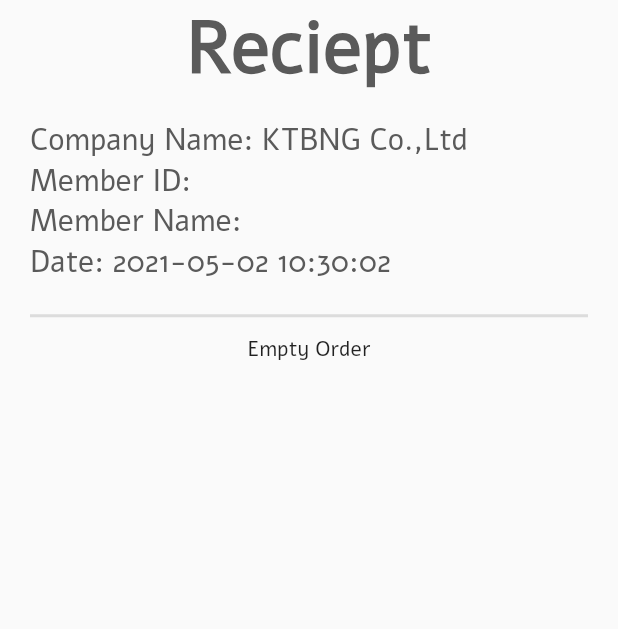
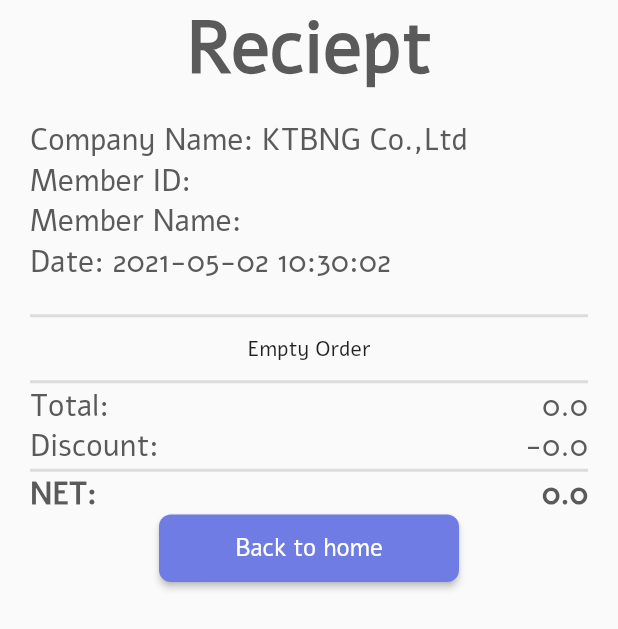
Before and after one commit to CSC234/Memby-application, a Flutter app: the OrderRecieptScreen screen opened directly with empty values, on a phone screen of 412 x 824 dp. Shown: the top 629 px of the screen. Run offline on Flutter 3.47's test engine with Material 2 defaults, Android fonts, the phone set to English and light mode, and no system bars; drawn by our look-alikes of overlay_support; our stand-ins replace bottom_navy_bar, charts_flutter, cloud_firestore, dotted_decoration, firebase_auth, firebase_core and 4 more; missing offline and left inert: flutter_auth_buttons; accounts and stored records are empty; network calls fail.

Commit message:
[ADD] something

```diff
--- a/lib/screens/order/orderRecieptScreen.dart
+++ b/lib/screens/order/orderRecieptScreen.dart
@@ -98,11 +98,11 @@ class OrderRecieptScreen extends StatelessWidget {
   Widget build(BuildContext context) {
     return WillPopScope(
       onWillPop: () async => false,
-      child: Scaffold(
-        body: SafeArea(
       child: SingleChildScrollView(
         child: Container(
           height: MediaQuery.of(context).size.height,
+          child: Scaffold(
+            body: SafeArea(
               child: Column(
                 children: [
                   Row(
@@ -180,12 +180,109 @@ class OrderRecieptScreen extends StatelessWidget {
                       ),
                     ),
                   ),
-                  Expanded(
-                    child: Padding(
+                  Padding(
                     padding: const EdgeInsets.all(10.0),
                     child: order.orderDetails.isEmpty
                         ? Text('Empty Order')
                         : makeRecieptDescription(),
+                  ),
+                  Padding(
+                    padding: const EdgeInsets.symmetric(horizontal: 20),
+                    child: Column(
+                      crossAxisAlignment: CrossAxisAlignment.stretch,
+                      children: [
+                        Container(
+                          child: Divider(
+                            height: 5,
+                            thickness: 2,
+                            indent: 0,
+                            endIndent: 0,
+                          ),
+                        ),
+                        Container(
+                          width: 150,
+                          child: Row(
+                            mainAxisAlignment: MainAxisAlignment.spaceBetween,
+                            children: [
+                              Text(
+                                "Total: ",
+                                style: kPrimaryHeadingTextStyle.copyWith(
+                                    fontSize: 20,
+                                    fontWeight: FontWeight.normal),
+                              ),
+                              Text(
+                                '${getActualPrice()}',
+                                style: kPrimaryHeadingTextStyle.copyWith(
+                                    fontSize: 20,
+                                    fontWeight: FontWeight.normal),
+                              ),
+                            ],
+                          ),
+                        ),
+                        Container(
+                          width: 150,
+                          child: Row(
+                            mainAxisAlignment: MainAxisAlignment.spaceBetween,
+                            children: [
+                              Text(
+                                "Discount: ",
+                                style: kPrimaryHeadingTextStyle.copyWith(
+                                    fontSize: 20,
+                                    fontWeight: FontWeight.normal),
+                              ),
+                              Text(
+                                '-${getActualPrice() * discount / 100}',
+                                style: kPrimaryHeadingTextStyle.copyWith(
+                                    fontSize: 20,
+                                    fontWeight: FontWeight.normal),
+                              ),
+                            ],
+                          ),
+                        ),
+                        Container(
+                          child: Divider(
+                            height: 5,
+                            thickness: 2,
+                            indent: 0,
+                            endIndent: 0,
+                          ),
+                        ),
+                        Container(
+                          width: 150,
+                          child: Row(
+                            mainAxisAlignment: MainAxisAlignment.spaceBetween,
+                            children: [
+                              Text(
+                                "NET: ",
+                                style: kPrimaryHeadingTextStyle.copyWith(
+                                    fontSize: 20, fontWeight: FontWeight.bold),
+                              ),
+                              Text(
+                                '${getTotalPrice()}',
+                                style: kPrimaryHeadingTextStyle.copyWith(
+                                    fontSize: 20, fontWeight: FontWeight.bold),
+                              ),
+                            ],
+                          ),
+                        ),
+                      ],
+                    ),
+                  ),
+                  Container(
+                    width: 200,
+                    child: RoundedButton(
+                      color: kPrimaryLightColor,
+                      title: 'Back to home',
+                      onPress: () {
+                        Navigator.push(
+                          context,
+                          MaterialPageRoute(
+                            builder: (context) {
+                              return Landing();
+                            },
+                          ),
+                        );
+                      },
                     ),
                   ),
                 ],
@@ -197,102 +294,3 @@ class OrderRecieptScreen extends StatelessWidget {
     );
   }
 }
-
-
-              // Expanded(
-              //   child: Padding(
-              //     padding: const EdgeInsets.symmetric(horizontal: 20),
-              //     child: Column(
-              //       crossAxisAlignment: CrossAxisAlignment.stretch,
-              //       children: [
-              //         Container(
-              //           child: Divider(
-              //             height: 5,
-              //             thickness: 2,
-              //             indent: 0,
-              //             endIndent: 0,
-              //           ),
-              //         ),
-              //         Container(
-              //           width: 150,
-              //           child: Row(
-              //             mainAxisAlignment: MainAxisAlignment.spaceBetween,
-              //             children: [
-              //               Text(
-              //                 "Total: ",
-              //                 style: kPrimaryHeadingTextStyle.copyWith(
-              //                     fontSize: 20, fontWeight: FontWeight.normal),
-              //               ),
-              //               Text(
-              //                 '${getActualPrice()}',
-              //                 style: kPrimaryHeadingTextStyle.copyWith(
-              //                     fontSize: 20, fontWeight: FontWeight.normal),
-              //               ),
-              //             ],
-              //           ),
-              //         ),
-              //         Container(
-              //           width: 150,
-              //           child: Row(
-              //             mainAxisAlignment: MainAxisAlignment.spaceBetween,
-              //             children: [
-              //               Text(
-              //                 "Discount: ",
-              //                 style: kPrimaryHeadingTextStyle.copyWith(
-              //                     fontSize: 20, fontWeight: FontWeight.normal),
-              //               ),
-              //               Text(
-              //                 '-${getActualPrice() * discount / 100}',
-              //                 style: kPrimaryHeadingTextStyle.copyWith(
-              //                     fontSize: 20, fontWeight: FontWeight.normal),
-              //               ),
-              //             ],
-              //           ),
-              //         ),
-              //         Container(
-              //           child: Divider(
-              //             height: 5,
-              //             thickness: 2,
-              //             indent: 0,
-              //             endIndent: 0,
-              //           ),
-              //         ),
-              //         Container(
-              //           width: 150,
-              //           child: Row(
-              //             mainAxisAlignment: MainAxisAlignment.spaceBetween,
-              //             children: [
-              //               Text(
-              //                 "NET: ",
-              //                 style: kPrimaryHeadingTextStyle.copyWith(
-              //                     fontSize: 20, fontWeight: FontWeight.bold),
-              //               ),
-              //               Text(
-              //                 '${getTotalPrice()}',
-              //                 style: kPrimaryHeadingTextStyle.copyWith(
-              //                     fontSize: 20, fontWeight: FontWeight.bold),
-              //               ),
-              //             ],
-              //           ),
-              //         ),
-              //       ],
-              //     ),
-              //   ),
-              // ),
-              // Container(
-              //   width: 200,
-              //   child: RoundedButton(
-              //     color: kPrimaryLightColor,
-              //     title: 'Back to home',
-              //     onPress: () {
-              //       Navigator.push(
-              //         context,
-              //         MaterialPageRoute(
-              //           builder: (context) {
-              //             return Landing();
-              //           },
-              //         ),
-              //       );
-              //     },
-              //   ),
-              // ),
```
Lines whose indentation alone changed are shown as unchanged.
